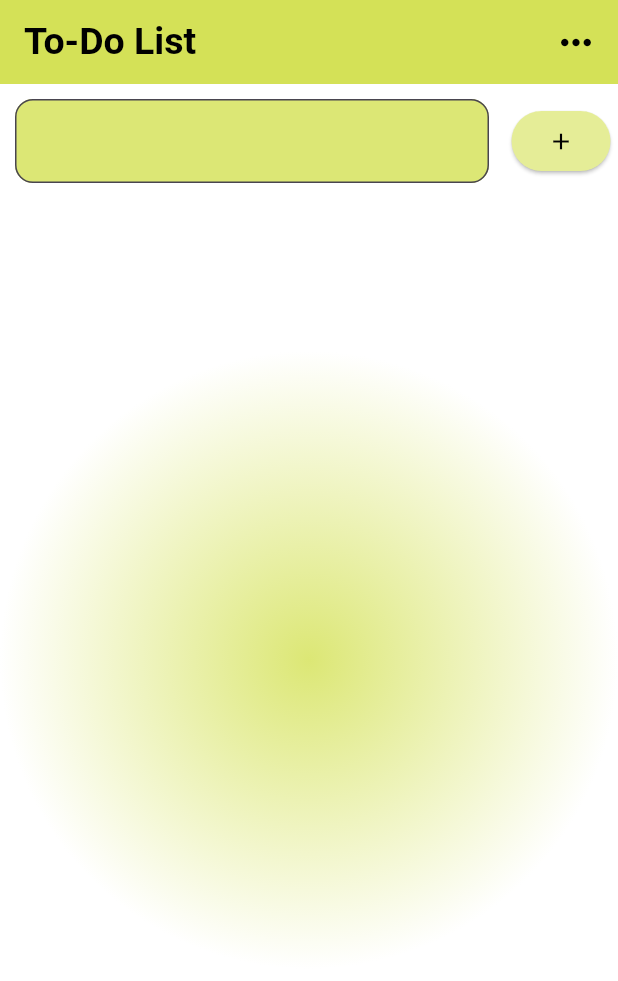
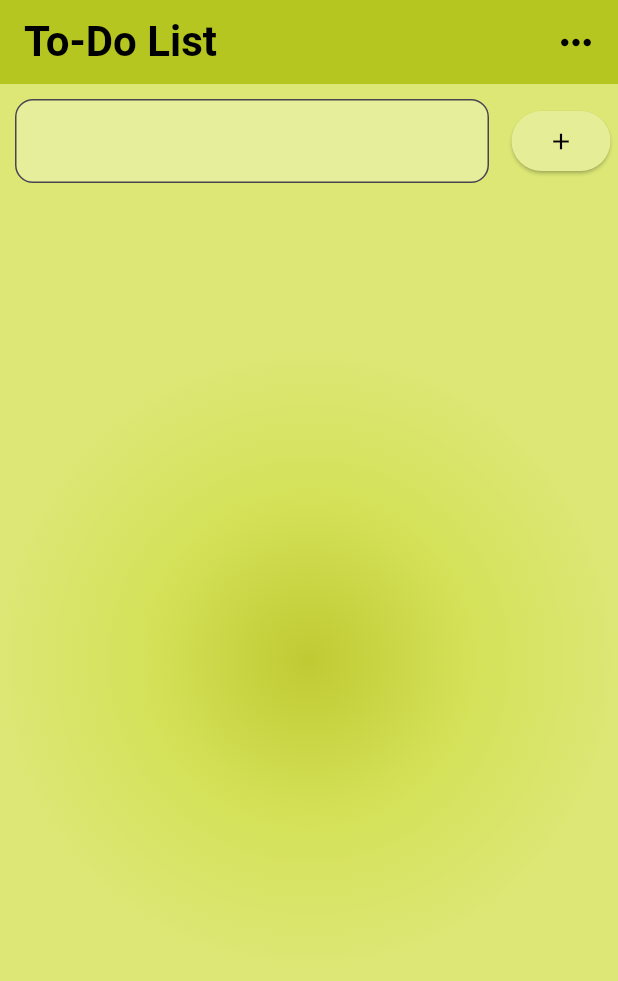
Before and after one commit to Shaheenmusthafa2569/todo_app_using_provider, a Flutter app: the screen it shows after launch, on a phone screen of 412 x 824 dp. Shown: the top 981 px of the screen. Run offline on Flutter 3.47's test engine with Material 3 defaults, Android fonts, the phone set to English and light mode, and no system bars.

Commit message:
minor updates

```diff
--- a/lib/controller/controller.dart
+++ b/lib/controller/controller.dart
@@ -7,7 +7,7 @@ class Controller extends ChangeNotifier {
 
   bool? get isDone => null;
   void addTask(String title) {
-    _tasks.add(Task(title: title));
+    _tasks.add(Task(titles: title));
     notifyListeners();
   }
 
@@ -15,7 +15,8 @@ class Controller extends ChangeNotifier {
     checkdone.toggleDone();
     notifyListeners();
   }
-  void toggledelete(Task deletetask){
+
+  void toggledelete(Task deletetask) {
     _tasks.remove(deletetask);
     notifyListeners();
   }
--- a/lib/model/model.dart
+++ b/lib/model/model.dart
@@ -1,7 +1,7 @@
 class Task {
-  final String title;
+  final String titles;
   bool isDone; //to show if the task is done or not
-  Task({required this.title, this.isDone = false}); //starts with task not done
+  Task({required this.titles, this.isDone = false}); //starts with task not done
 
   void toggleDone() {
     isDone = !isDone;
--- a/lib/view/view.dart
+++ b/lib/view/view.dart
@@ -12,11 +12,11 @@ class Viewpage extends StatelessWidget {
 
     return Scaffold(
       appBar: AppBar(
-        backgroundColor: Colors.lime.shade400,
+        backgroundColor: const Color.fromARGB(255, 181, 198, 32),
         title: Text(
           "To-Do List",
           style: TextStyle(
-            fontSize: 25,
+            fontSize: 28,
             color: Colors.black,
             fontWeight: FontWeight.w700,
           ),
@@ -29,7 +29,11 @@ class Viewpage extends StatelessWidget {
       body: Container(
         decoration: BoxDecoration(
           gradient: RadialGradient(
-            colors: [Colors.lime.shade300, Colors.white],
+            colors: [
+              Colors.lime.shade600,
+              Colors.lime.shade400,
+              Colors.lime.shade300,
+            ],
           ),
         ),
         child: Column(
@@ -43,7 +47,7 @@ class Viewpage extends StatelessWidget {
                     child: TextField(
                       controller: titletextcont,
                       decoration: InputDecoration(
-                        fillColor: Colors.lime.shade300,
+                        fillColor: Colors.lime.shade200,
                         filled: true,
                         border: OutlineInputBorder(
                           borderRadius: BorderRadius.circular(12),
@@ -80,22 +84,28 @@ class Viewpage extends StatelessWidget {
                   final todo = taskwatch.tasks[index];
                   return ListTile(
                     title: Text(
-                      todo.title,
+                      todo.titles,
                       style: TextStyle(
+                        fontSize: 22,
                         decoration: todo.isDone
                             ? TextDecoration.lineThrough
                             : null,
                       ),
                     ),
                     leading: Checkbox(
+                      checkColor: Colors.lime.shade900,
+                      activeColor: Colors.lime.shade200,
                       value: todo.isDone,
                       onChanged: (value) {
                         context.read<Controller>().toggleDonee(todo);
                       },
                     ),
-                    trailing: IconButton(onPressed: () {
-                      context.read<Controller>().toggledelete(todo);
-                    }, icon: Icon(Icons.delete_outline_outlined))
+                    trailing: IconButton(
+                      onPressed: () {
+                        context.read<Controller>().toggledelete(todo);
+                      },
+                      icon: Icon(Icons.delete_outline_outlined),
+                    ),
                   );
                 },
               ),
```
